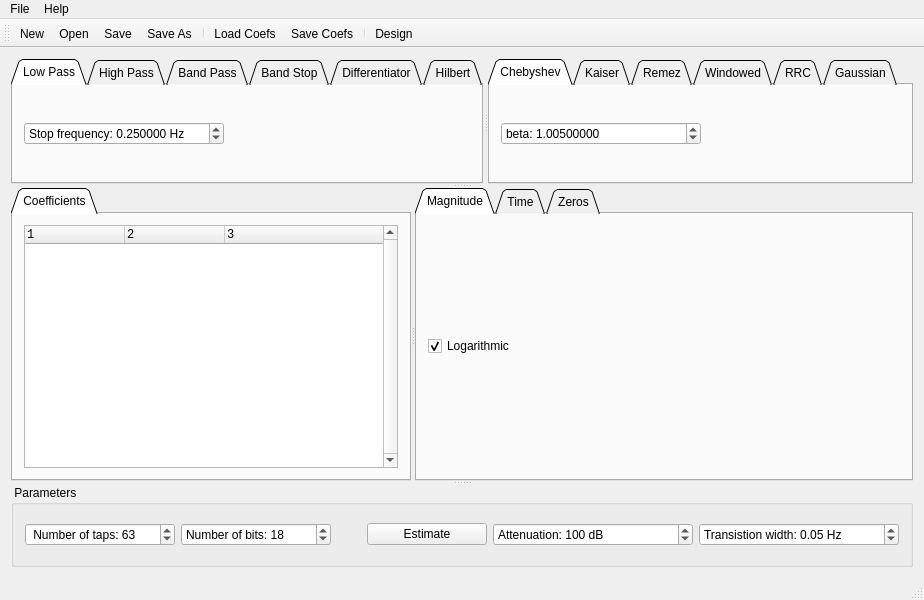
This is mainwindow.ui in gbrault/firtool as Qt 5 draws it before an edit. The edited form follows.
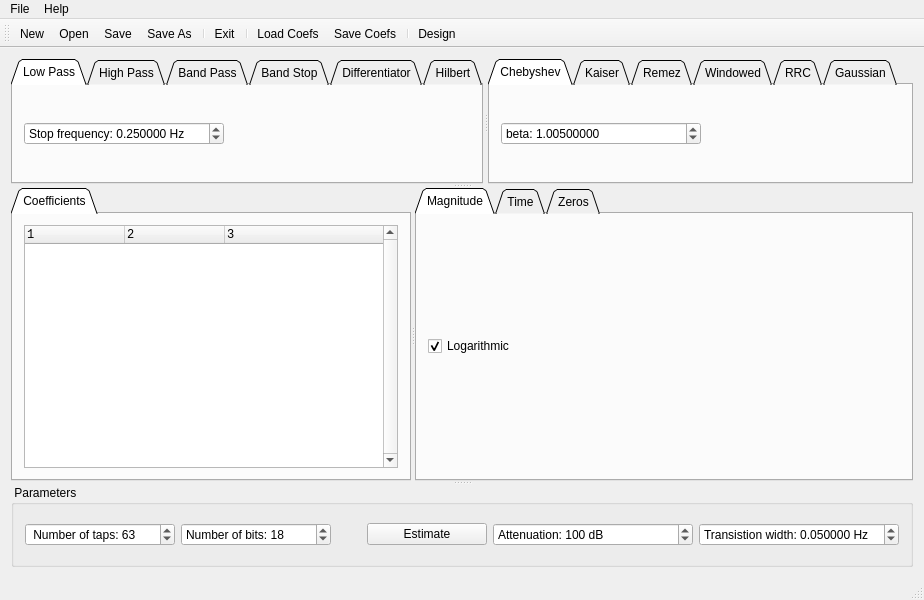
This is the edited form. Icons and pictures are not drawn.

Commit message: load/save window status load/save projectfiles

Patch:
```diff
--- a/mainwindow.ui
+++ b/mainwindow.ui
@@ -1125,6 +1125,9 @@
           <property name="suffix">
            <string> Hz</string>
           </property>
+          <property name="decimals">
+           <number>6</number>
+          </property>
           <property name="maximum">
            <double>1.000000000000000</double>
           </property>
@@ -1291,6 +1294,8 @@
    <addaction name="actionSave"/>
    <addaction name="actionSave_As"/>
    <addaction name="separator"/>
+   <addaction name="actionExit"/>
+   <addaction name="separator"/>
    <addaction name="actionLoad_Coefs"/>
    <addaction name="actionSave_Coefs"/>
    <addaction name="separator"/>
```
The commit also changes 5 other files.
